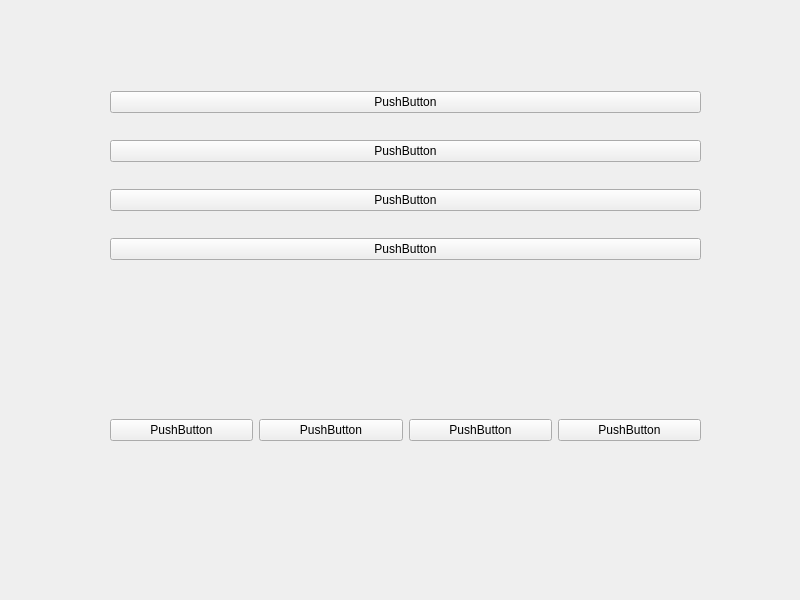
vistar-terry/Qt-Learning, file code/3.Layouts/1.boxLayout/boxLayout/widget.ui: the form before one commit.
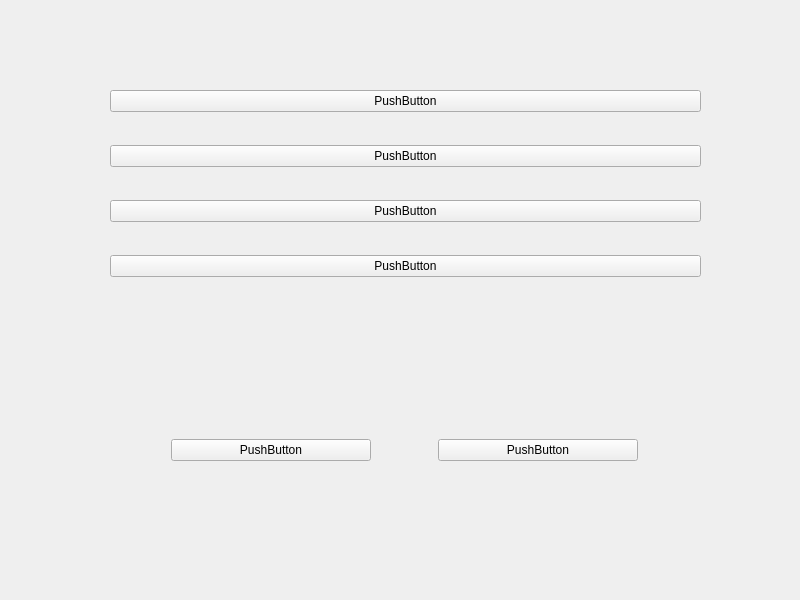
The form after the commit.

Patch:
```diff
--- a/code/3.Layouts/1.boxLayout/boxLayout/widget.ui
+++ b/code/3.Layouts/1.boxLayout/boxLayout/widget.ui
@@ -17,9 +17,9 @@
    <property name="geometry">
     <rect>
      <x>110</x>
-     <y>70</y>
+     <y>63</y>
      <width>591</width>
-     <height>211</height>
+     <height>241</height>
     </rect>
    </property>
    <layout class="QVBoxLayout" name="verticalLayout">
@@ -57,14 +57,20 @@
    <property name="geometry">
     <rect>
      <x>110</x>
-     <y>340</y>
+     <y>380</y>
      <width>591</width>
-     <height>181</height>
+     <height>141</height>
     </rect>
    </property>
    <layout class="QHBoxLayout" name="horizontalLayout">
     <item>
      <widget class="QPushButton" name="pushButton_6">
+      <property name="maximumSize">
+       <size>
+        <width>200</width>
+        <height>16777215</height>
+       </size>
+      </property>
       <property name="text">
        <string>PushButton</string>
       </property>
@@ -72,20 +78,12 @@
     </item>
     <item>
      <widget class="QPushButton" name="pushButton_7">
-      <property name="text">
-       <string>PushButton</string>
+      <property name="maximumSize">
+       <size>
+        <width>200</width>
+        <height>16777215</height>
+       </size>
       </property>
-     </widget>
-    </item>
-    <item>
-     <widget class="QPushButton" name="pushButton_5">
-      <property name="text">
-       <string>PushButton</string>
-      </property>
-     </widget>
-    </item>
-    <item>
-     <widget class="QPushButton" name="pushButton_4">
       <property name="text">
        <string>PushButton</string>
       </property>
```
Left out of the diff: 2 changed lines with no effect on the pictures.
